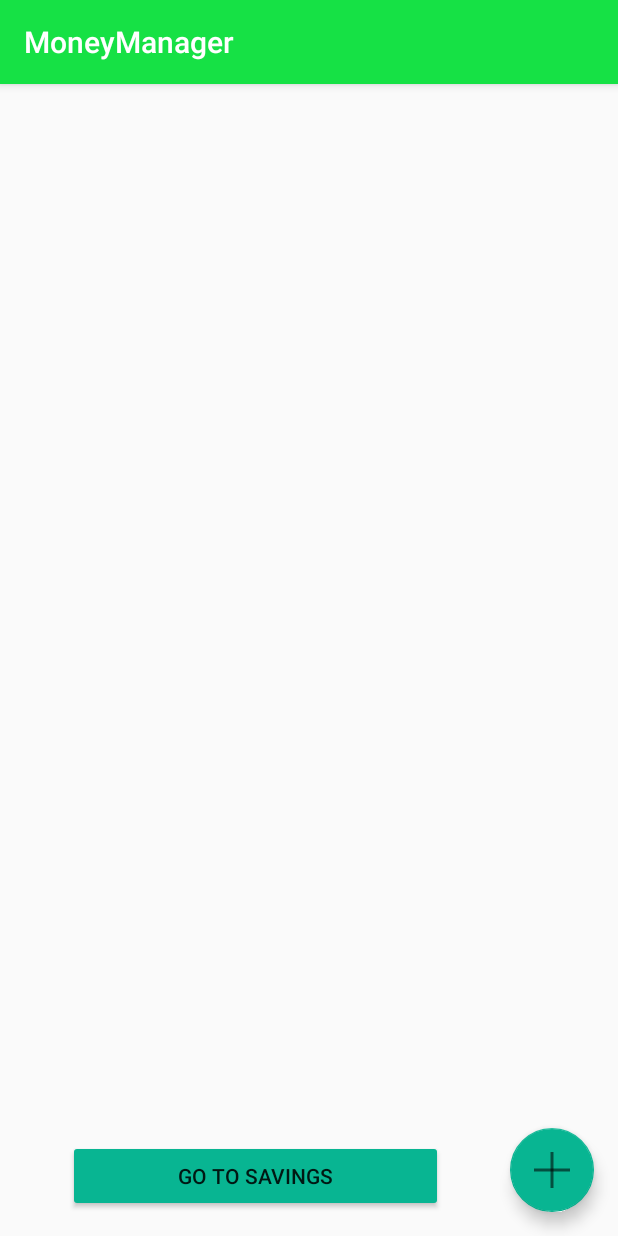
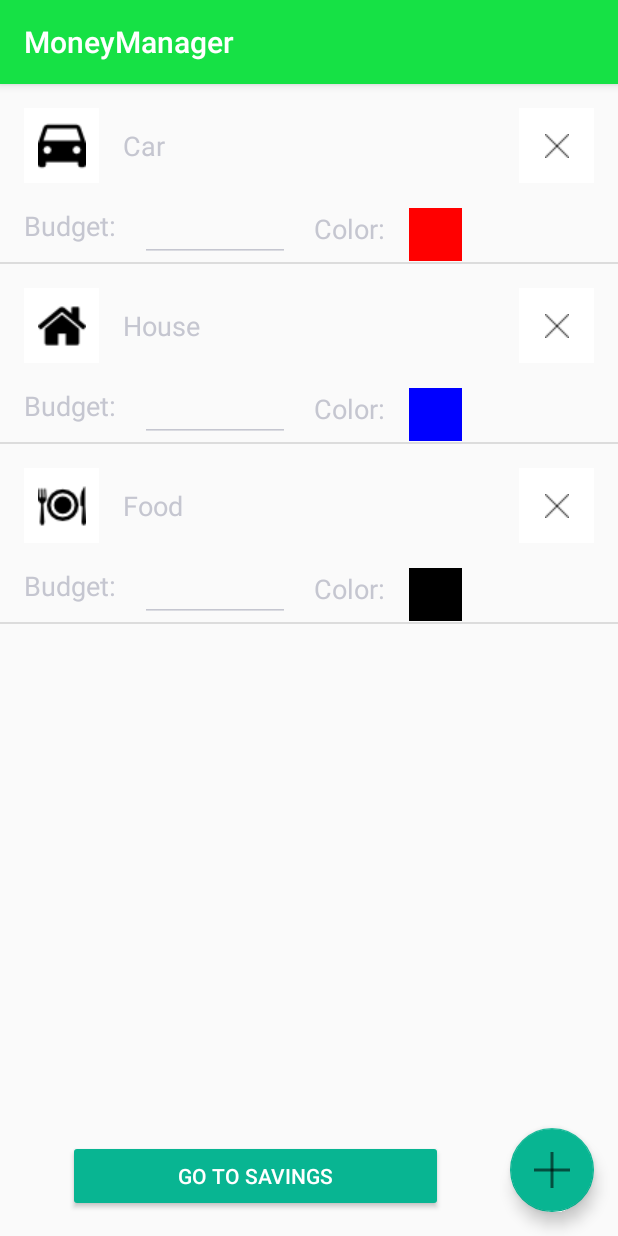
Before and after one commit to HmirceaD/PlanUp, an Android app: the CreatePlanExpenses screen opened directly, with no data from a screen before it, on a phone screen of 412 x 824 dp. Run offline under Robolectric (Android 15) with nearby library versions, the phone set to English and light mode, and no system bars.

Commit message:
added add function and delete to expense listview

```diff
--- a/app/src/main/java/com/example/mircea/moneymanager/Activities/CreatePlanExpenses.java
+++ b/app/src/main/java/com/example/mircea/moneymanager/Activities/CreatePlanExpenses.java
@@ -1,16 +1,32 @@
 package com.example.mircea.moneymanager.Activities;
 
 import android.content.Intent;
+import android.graphics.Color;
+import android.support.design.widget.FloatingActionButton;
 import android.support.v7.app.AppCompatActivity;
 import android.os.Bundle;
 import android.view.View;
+import android.widget.ArrayAdapter;
 import android.widget.Button;
+import android.widget.ListView;
+import android.widget.Toast;
 
+import com.example.mircea.moneymanager.Adapters.ExpenseListAdapter;
 import com.example.mircea.moneymanager.R;
+import com.example.mircea.moneymanager.Raw.Expense;
+
+import java.util.ArrayList;
 
 public class CreatePlanExpenses extends AppCompatActivity {
 
+    //List Stuff
+    private ExpenseListAdapter expenseArrayAdapter;
+    private ArrayList<Expense> expenseArrayList;
+
+    //Ui
     private Button goToSavingsButton;
+    private ListView expensesList;
+    private FloatingActionButton addExpenseButton;
 
     @Override
     protected void onCreate(Bundle savedInstanceState) {
@@ -24,6 +40,38 @@ public class CreatePlanExpenses extends AppCompatActivity {
 
         goToSavingsButton = findViewById(R.id.goToSavingsButton);
         goToSavingsButton.setOnClickListener((View v) -> goToSavings());
+
+        expensesList = findViewById(R.id.expensesList);
+        setupList();
+
+        addExpenseButton = findViewById(R.id.addExpense);
+        addExpenseButton.setOnClickListener((View v) -> addExpense());
+    }
+
+    private void setupList() {
+
+        expenseArrayList = new ArrayList<>();
+
+        populateInitialExpenses();
+
+        expenseArrayAdapter = new ExpenseListAdapter(expenseArrayList, getApplicationContext());
+
+        expensesList.setAdapter(expenseArrayAdapter);
+    }
+
+    private void addExpense() {
+
+        expenseArrayList.add(new Expense(getDrawable(R.drawable.car_icon), "Car", 0f, Color.BLACK));
+        expenseArrayAdapter.notifyDataSetChanged();
+
+        Toast.makeText(this, "Expense Added", Toast.LENGTH_SHORT).show();
+    }
+
+    private void populateInitialExpenses() {
+
+        expenseArrayList.add(new Expense(getDrawable(R.drawable.car_icon), "Car", 0f, Color.RED));
+        expenseArrayList.add(new Expense(getDrawable(R.drawable.house_icon), "House", 0f, Color.BLUE));
+        expenseArrayList.add(new Expense(getDrawable(R.drawable.food_icon), "Food", 0f, Color.BLACK));
     }
 
     private void goToSavings() {
--- a/app/src/main/java/com/example/mircea/moneymanager/Adapters/ExpenseListAdapter.java
+++ b/app/src/main/java/com/example/mircea/moneymanager/Adapters/ExpenseListAdapter.java
@@ -1,7 +1,11 @@
 package com.example.mircea.moneymanager.Adapters;
 
 import android.content.Context;
+import android.support.annotation.NonNull;
+import android.support.annotation.Nullable;
 import android.view.LayoutInflater;
+import android.view.View;
+import android.view.ViewGroup;
 import android.widget.ArrayAdapter;
 import android.widget.EditText;
 import android.widget.ImageButton;
@@ -28,6 +32,71 @@ public class ExpenseListAdapter extends ArrayAdapter<Expense> {
 
         this.expenseArrayList = fA;
         this.mContext = c;
+        this.lI = LayoutInflater.from(mContext);
+    }
+
+    @NonNull
+    @Override
+    public View getView(int position, @Nullable View convertView, @NonNull ViewGroup parent) {
+
+
+        ViewHolder viewHolder;
+
+        if(convertView == null){
+            convertView = lI.inflate(R.layout.expense_list_item, null);
+            viewHolder = new ViewHolder();
+
+            viewHolder.expenseIcon = convertView.findViewById(R.id.expenseIcon);
+            viewHolder.expenseName = convertView.findViewById(R.id.expenseName);
+            viewHolder.expenseBudget = convertView.findViewById(R.id.expenseBudget);
+            viewHolder.expenseColor = convertView.findViewById(R.id.expenseColor);
+            viewHolder.expenseDelete = convertView.findViewById(R.id.expenseDelete);
+
+            convertView.setTag(viewHolder);
+
+        }else{
+
+            viewHolder = (ViewHolder)convertView.getTag();
+        }
+
+        Expense expense = expenseArrayList.get(position);
+
+        viewHolder.expenseIcon.setImageDrawable(expense.getExpenseIcon());
+        viewHolder.expenseName.setText(expense.getExpenseName());
+        viewHolder.expenseBudget.setText("");
+        viewHolder.expenseColor.setBackgroundColor(expense.getExpenseColor());
+        viewHolder.expenseDelete.setImageResource(R.drawable.x_icon);
+        viewHolder.expenseDelete.setOnClickListener((View v) -> deletePost(position));
+
+        return convertView;
+    }
+
+    public void deletePost(int position){
+        /*Delete the post int the list*/
+        expenseArrayList.remove(position);
+        notifyDataSetChanged();
+    }
+
+    @Override
+    public int getCount() {
+        return super.getCount();
+    }
+
+    @Nullable
+    @Override
+    public Expense getItem(int position) {
+        return super.getItem(position);
+    }
+
+    @Override
+    public int getPosition(@Nullable Expense item) {
+        return super.getPosition(item);
+    }
+
+
+    @Override
+    public boolean isEmpty() {
+        return super.isEmpty();
     }
 
     public static class ViewHolder{
@@ -36,7 +105,7 @@ public class ExpenseListAdapter extends ArrayAdapter<Expense> {
         TextView expenseName;
         EditText expenseBudget;
         ImageButton expenseColor;
-
+        ImageButton expenseDelete;
 
     }
 }
--- a/app/src/main/java/com/example/mircea/moneymanager/Raw/Expense.java
+++ b/app/src/main/java/com/example/mircea/moneymanager/Raw/Expense.java
@@ -8,11 +8,11 @@ public class Expense {
     private Drawable expenseIcon;
     private String expenseName;
     private float expenseBudget;
-    private Color expenseColor;
+    private int expenseColor;
 
     public Expense(){}
 
-    public Expense(Drawable expenseIcon, String expenseName, float expenseBudget, Color expenseColor){
+    public Expense(Drawable expenseIcon, String expenseName, float expenseBudget, int expenseColor){
 
         this.expenseIcon = expenseIcon;
         this.expenseName = expenseName;
@@ -32,7 +32,7 @@ public class Expense {
 
     public void setExpenseBudget(float expenseBudget) {this.expenseBudget = expenseBudget;}
 
-    public Color getExpenseColor() {return expenseColor;}
+    public int getExpenseColor() {return expenseColor;}
 
-    public void setExpenseColor(Color expenseColor) {this.expenseColor = expenseColor;}
+    public void setExpenseColor(int expenseColor) {this.expenseColor = expenseColor;}
 }
--- a/app/src/main/res/layout/activity_create_plan.xml
+++ b/app/src/main/res/layout/activity_create_plan.xml
@@ -81,6 +81,7 @@
         android:layout_marginStart="8dp"
         android:layout_marginTop="8dp"
         android:backgroundTint="@color/colorAccent"
+        android:textColor="#FFF"
         android:text="@string/go_to_expenses"
         app:layout_constraintBottom_toBottomOf="parent"
         app:layout_constraintEnd_toEndOf="parent"
--- a/app/src/main/res/layout/activity_create_plan_expenses.xml
+++ b/app/src/main/res/layout/activity_create_plan_expenses.xml
@@ -34,6 +34,7 @@
         android:layout_marginTop="8dp"
         android:backgroundTint="@color/colorAccent"
         android:text="@string/go_to_savings"
+        android:textColor="#FFF"
         app:layout_constraintBottom_toBottomOf="@+id/addExpense"
         app:layout_constraintEnd_toStartOf="@+id/addExpense"
         app:layout_constraintStart_toStartOf="parent"
--- a/app/src/main/res/layout/activity_create_plan_savings.xml
+++ b/app/src/main/res/layout/activity_create_plan_savings.xml
@@ -16,6 +16,7 @@
         android:layout_marginTop="4dp"
         android:backgroundTint="@color/colorAccent"
         android:text="@string/create_plan"
+        android:textColor="#FFF"
         app:layout_constraintBottom_toBottomOf="parent"
         app:layout_constraintEnd_toEndOf="parent"
         app:layout_constraintStart_toStartOf="parent"
--- a/app/src/main/res/layout/expense_list_item.xml
+++ b/app/src/main/res/layout/expense_list_item.xml
@@ -22,10 +22,13 @@
         android:layout_width="wrap_content"
         android:layout_height="wrap_content"
         android:layout_alignTop="@+id/expenseIcon"
+        android:layout_marginBottom="8dp"
         android:layout_marginStart="16dp"
+        android:layout_marginTop="8dp"
         android:layout_toEndOf="@+id/expenseIcon"
         android:text="@string/placeholder"
         android:textAppearance="@style/TextAppearance.AppCompat.Medium"
+        app:layout_constraintBottom_toBottomOf="@+id/expenseIcon"
         app:layout_constraintStart_toEndOf="@+id/expenseIcon"
         app:layout_constraintTop_toTopOf="@+id/expenseIcon" />
 
@@ -79,13 +82,13 @@
         app:srcCompat="@android:color/black" />
 
     <ImageButton
-        android:id="@+id/deleteButton"
-        android:layout_width="wrap_content"
-        android:layout_height="wrap_content"
+        android:id="@+id/expenseDelete"
+        android:layout_width="50dp"
+        android:layout_height="50dp"
         android:layout_marginEnd="16dp"
         android:layout_marginTop="16dp"
         android:background="#FFF"
         app:layout_constraintEnd_toEndOf="parent"
-        app:layout_constraintTop_toTopOf="parent"
-        app:srcCompat="@drawable/x_icon" />
+        app:layout_constraintTop_toTopOf="parent" />
+
 </android.support.constraint.ConstraintLayout>
```
Also changed, not shown: app/src/main/res/drawable-v24/car_icon.png (added), app/src/main/res/drawable-v24/food_icon.png (added), app/src/main/res/drawable-v24/house_icon.png (added).
